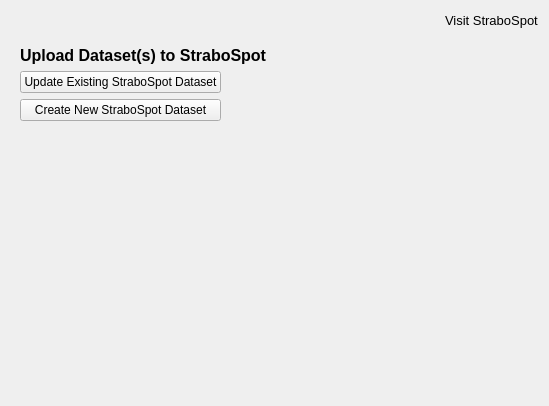
First picture: the form in strabo_spot_dialog.ui, repository StraboSpot/strabo-qgis-plugin, before the edit.
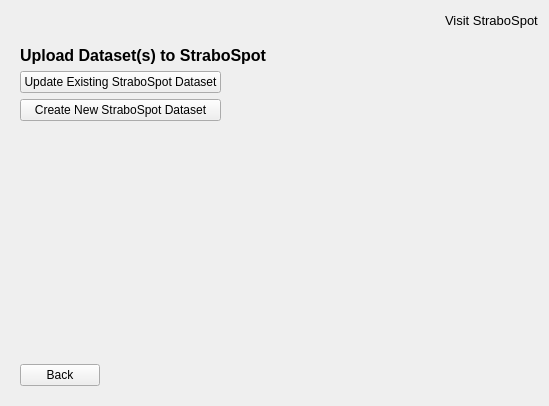
Second picture: the form after the edit. The open tabs and pages were chosen to show the change. Icons and pictures are not drawn.

Commit message: Add back button to select upload type page

Patch:
```diff
--- a/strabo_spot_dialog.ui
+++ b/strabo_spot_dialog.ui
@@ -862,6 +862,30 @@
          </property>
         </spacer>
        </item>
+       <item>
+        <layout class="QHBoxLayout" name="horizontalLayout_12">
+         <item>
+          <widget class="QPushButton" name="backToOperation">
+           <property name="text">
+            <string>Back</string>
+           </property>
+          </widget>
+         </item>
+         <item>
+          <spacer name="horizontalSpacer_11">
+           <property name="orientation">
+            <enum>Qt::Horizontal</enum>
+           </property>
+           <property name="sizeHint" stdset="0">
+            <size>
+             <width>40</width>
+             <height>20</height>
+            </size>
+           </property>
+          </spacer>
+         </item>
+        </layout>
+       </item>
       </layout>
      </widget>
      <widget class="QWidget" name="uploadDatasets">
```
Left out of the diff: 10 changed lines with no effect on the pictures. The commit also changes 2 other files.
